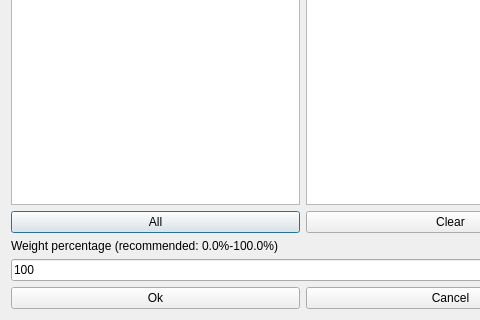
Before: the Qt Designer form fet/src/interface/modifyconstraintactivitiessamestartingdayform_template.ui in vonmecheln/fet, drawn with Qt 5; both pictures show x 0 to 480 and y 207 to 527 of the 606 by 527 pixel window.
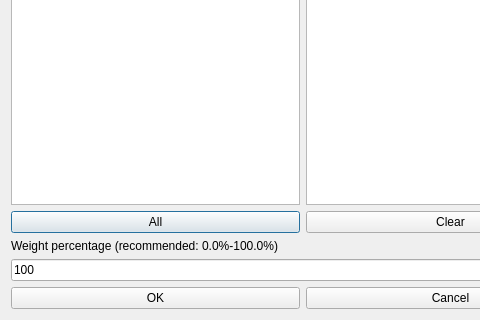
After: the same form once the commit is applied.

What changed in the file:
```diff
--- a/fet/src/interface/modifyconstraintactivitiessamestartingdayform_template.ui
+++ b/fet/src/interface/modifyconstraintactivitiessamestartingdayform_template.ui
@@ -171,7 +171,7 @@
      <item>
       <widget class="QPushButton" name="okPushButton">
        <property name="text">
-        <string>Ok</string>
+        <string>OK</string>
        </property>
       </widget>
      </item>
```
